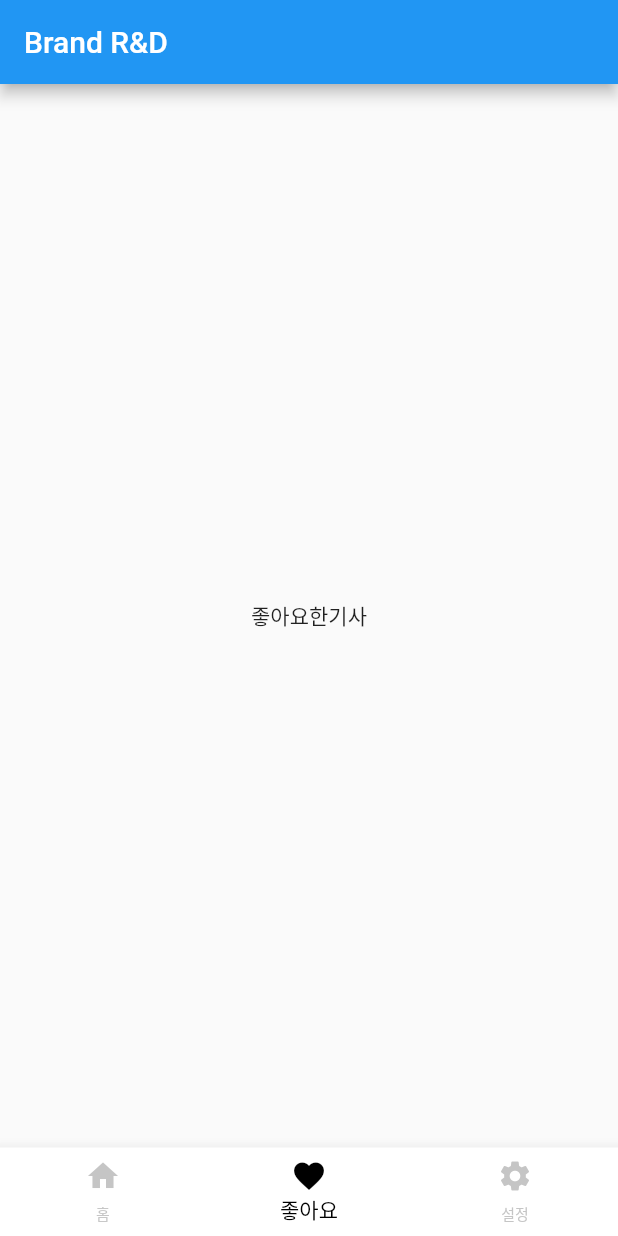
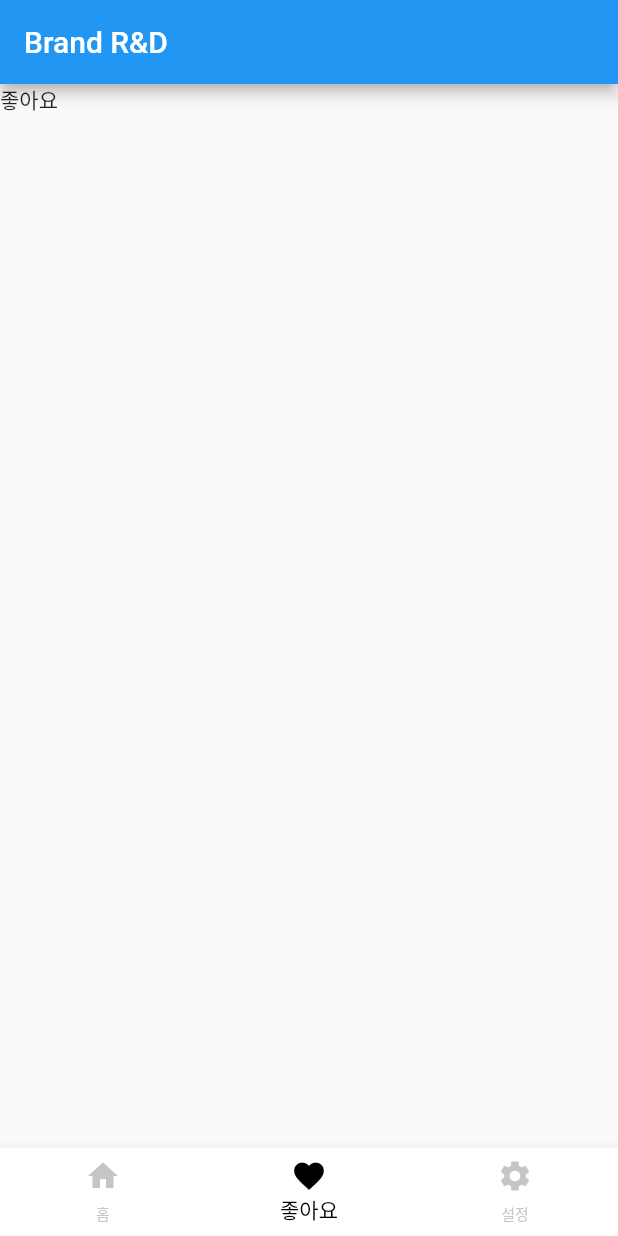
Before and after one commit to yslee1126/jflutter, a Flutter app: the screen it shows after launch, item 2 of the bottom bar chosen, on a phone screen of 412 x 824 dp. Run offline on Flutter 3.47's test engine with Material 2 defaults, Android fonts, the light colour scheme and no system bars; our stand-ins replace get.

Commit message:
main pages

```diff
--- a/lib/mainpage.dart
+++ b/lib/mainpage.dart
@@ -1,4 +1,7 @@
 import 'package:flutter/material.dart';
+import 'package:jflutter/mainpages/homescreen.dart';
+import 'package:jflutter/mainpages/likescreen.dart';
+import 'package:jflutter/mainpages/settingscreen.dart';
 
 class MainPage extends StatefulWidget {
 
@@ -17,9 +20,9 @@ class _MainPageState extends State<MainPage> {
   ];
 
   List pages = [
-    Container(child: Center(child: Text('메인페이지'),),),
-    Container(child: Center(child: Text('좋아요한기사'),),),
-    Container(child: Center(child: Text('설정'),),),
+    HomeScreen(),
+    LikeScreen(),
+    SettingScreen(),
   ];
 
   @override
--- /dev/null
+++ b/lib/mainpages/likescreen.dart
@@ -0,0 +1,16 @@
+import 'package:flutter/material.dart';
+
+class LikeScreen extends StatefulWidget {
+
+  @override
+  _LikeScreenState createState() => _LikeScreenState();
+
+}
+
+class _LikeScreenState extends State<LikeScreen> {
+  @override
+  Widget build(BuildContext context) {
+    return Container(child: Text('좋아요'),);
+  }
+
+}
```
Also changed, not shown: lib/mainpages/homescreen.dart (added, +16 -0 lines), lib/mainpages/settingscreen.dart (added, +16 -0 lines).
